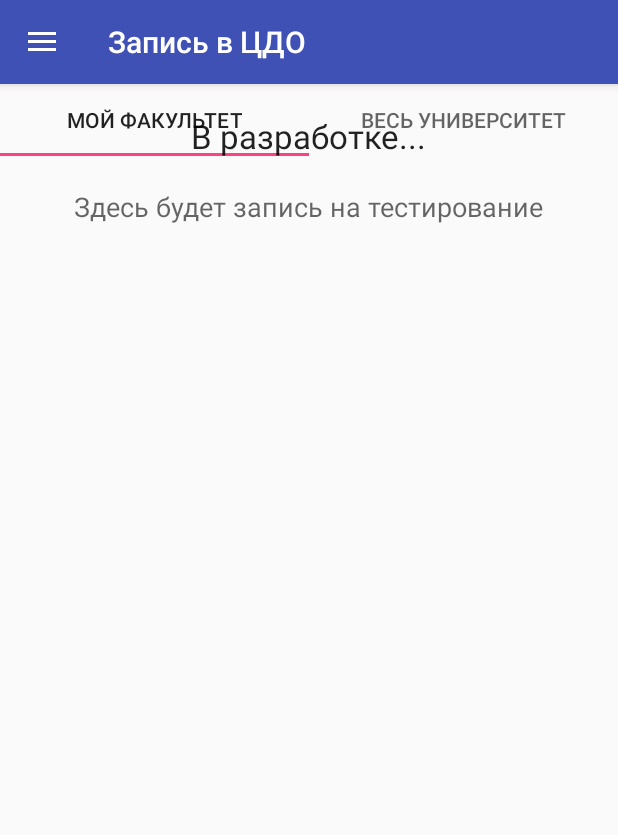
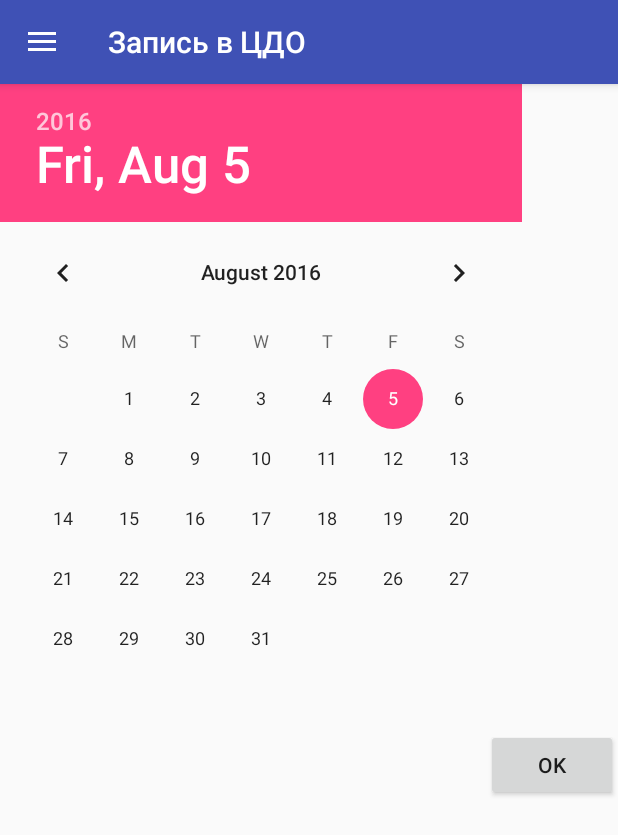
Before and after one commit to akvone/DLCIFMO, an Android app: the screen it shows after launch (MainActivity), in the side drawer, after a tap on "Запись в ЦДО", on a phone screen of 412 x 824 dp. Shown: the top 835 px of the screen. Run offline under Robolectric (Android 15) with nearby library versions, the phone set to English and light mode, and no system bars; 11 statements that could not run were skipped.

Commit message:
Testing Registration Module

```diff
--- a/app/src/main/java/com/akvone/dlcifmo/LoginActivity.java
+++ b/app/src/main/java/com/akvone/dlcifmo/LoginActivity.java
@@ -3,6 +3,7 @@ package com.akvone.dlcifmo;
 import android.animation.Animator;
 import android.animation.AnimatorListenerAdapter;
 import android.annotation.TargetApi;
+import android.app.Application;
 import android.content.Intent;
 import android.content.pm.PackageManager;
 import android.support.annotation.NonNull;
@@ -214,4 +215,5 @@ public class LoginActivity extends AppCompatActivity{
                 break;
         }
     }
+
 }
--- a/app/src/main/java/com/akvone/dlcifmo/MainActivity.java
+++ b/app/src/main/java/com/akvone/dlcifmo/MainActivity.java
@@ -10,11 +10,12 @@ import android.support.v7.app.AppCompatActivity;
 import android.support.v7.widget.Toolbar;
 import android.view.MenuItem;
 
-import com.akvone.dlcifmo.TopStudentsModule.CertainCourseFragment;
+import com.akvone.dlcifmo.TestingRegistrationModule.DatePickerFragment;
+import com.akvone.dlcifmo.TestingRegistrationModule.TimePickerFragment;
 import com.akvone.dlcifmo.TopStudentsModule.TopStFragment;
 
 public class MainActivity extends AppCompatActivity
-        implements NavigationView.OnNavigationItemSelectedListener {
+        implements NavigationView.OnNavigationItemSelectedListener, OnFragmentInteractionListener {
 
     Toolbar toolbar;
     DrawerLayout drawer;
@@ -22,6 +23,7 @@ public class MainActivity extends AppCompatActivity
     BlankFragment blankFragment1;
     BlankFragment blankFragment2;
     TopStFragment topStFragment;
+    DatePickerFragment datePickerFragment;
     BlankFragment blankFragment4;
     BlankFragment blankFragment5;
 
@@ -41,26 +43,29 @@ public class MainActivity extends AppCompatActivity
                 .commit();
     }
 
-    private void initDrawer(){
+    private void initDrawer() {
         drawer = (DrawerLayout) findViewById(R.id.drawer_layout);
         ActionBarDrawerToggle toggle = new ActionBarDrawerToggle(
                 this, drawer, toolbar, R.string.navigation_drawer_open, R.string.navigation_drawer_close);
         drawer.addDrawerListener(toggle);
         toggle.syncState();
     }
-    private void initToolbar(){
+
+    private void initToolbar() {
         toolbar = (Toolbar) findViewById(R.id.toolbar);
         setSupportActionBar(toolbar);
     }
-    private void initNavigationView(){
+
+    private void initNavigationView() {
         navigationView = (NavigationView) findViewById(R.id.nav_view);
         navigationView.setNavigationItemSelectedListener(this);
     }
 
-    public void loadFragments(){
+    public void loadFragments() {
         blankFragment1 = BlankFragment.newInstance("Здесь будет журнал с баллами по предметам");
         blankFragment2 = BlankFragment.newInstance("Здесь будет протокол изменений");
-        topStFragment =  new TopStFragment();
+        topStFragment = new TopStFragment();
+        datePickerFragment = DatePickerFragment.newInstance("","");
         blankFragment4 = BlankFragment.newInstance("Здесь будет запись на тестирование");
         blankFragment5 = BlankFragment.newInstance("Здесь будет обратная связь");
     }
@@ -123,20 +128,25 @@ public class MainActivity extends AppCompatActivity
                     .replace(R.id.main_activity_container, topStFragment)
                     .commit();
         } else if (id == R.id.testing_registration) {
-
             getFragmentManager()
                     .beginTransaction()
-                    .replace(R.id.main_activity_container, blankFragment4)
+                    .remove(getFragmentManager().findFragmentById(R.id.main_activity_container))
+                    .commit();
+            getSupportFragmentManager()
+                    .beginTransaction()
+                    .replace(R.id.main_activity_container, datePickerFragment)
                     .commit();
         } else if (id == R.id.settings) {
-            startActivity(new Intent(getApplicationContext(),SettingsActivity.class));
+            Intent intent = new Intent(getApplicationContext(), LoginActivity.class);
+            intent.setFlags(Intent.FLAG_ACTIVITY_SINGLE_TOP);
+            startActivity(intent);
         } else if (id == R.id.feedback) {
             getFragmentManager()
                     .beginTransaction()
                     .replace(R.id.main_activity_container, blankFragment5)
                     .commit();
         } else if (id == R.id.logout) {
-            startActivity(new Intent(getApplicationContext(),LoginActivity.class));
+            startActivity(new Intent(getApplicationContext(), LoginActivity.class));
         }
         DrawerLayout drawer = (DrawerLayout) findViewById(R.id.drawer_layout);
         if (drawer != null) {
@@ -144,4 +154,18 @@ public class MainActivity extends AppCompatActivity
         }
         return true;
     }
+
+    @Override
+    public void sendDate(int day, int month, int year) {
+        getSupportFragmentManager()
+                .beginTransaction()
+                .replace(R.id.main_activity_container, TimePickerFragment.newInstance(day, month, year))
+                .addToBackStack(null)
+                .commit();
+    }
+
+    @Override
+    public void popFragmentStack() {
+        getSupportFragmentManager().popBackStack();
+    }
 }
--- /dev/null
+++ b/app/src/main/java/com/akvone/dlcifmo/OnFragmentInteractionListener.java
@@ -0,0 +1,6 @@
+package com.akvone.dlcifmo;
+
+public interface OnFragmentInteractionListener {
+    void sendDate(int day, int month, int year);
+    void popFragmentStack();
+}
--- /dev/null
+++ b/app/src/main/java/com/akvone/dlcifmo/TestingRegistrationModule/DatePickerFragment.java
@@ -0,0 +1,115 @@
+package com.akvone.dlcifmo.TestingRegistrationModule;
+
+import android.content.Context;
+import android.net.Uri;
+import android.os.Bundle;
+import android.support.v4.app.Fragment;
+import android.view.LayoutInflater;
+import android.view.View;
+import android.view.ViewGroup;
+import android.widget.Button;
+import android.widget.DatePicker;
+import android.widget.TextView;
+
+import com.akvone.dlcifmo.OnFragmentInteractionListener;
+import com.akvone.dlcifmo.R;
+
+/**
+ * A simple {@link Fragment} subclass.
+ * Activities that contain this fragment must implement the
+ * {@link OnFragmentInteractionListener} interface
+ * to handle interaction events.
+ * Use the {@link DatePickerFragment#newInstance} factory method to
+ * create an instance of this fragment.
+ */
+public class DatePickerFragment extends Fragment {
+    // TODO: Rename parameter arguments, choose names that match
+    // the fragment initialization parameters, e.g. ARG_ITEM_NUMBER
+    private static final String ARG_PARAM1 = "param1";
+    private static final String ARG_PARAM2 = "param2";
+    private static final int LAYOUT = R.layout.testing_registratin_date_picker;
+
+    // TODO: Rename and change types of parameters
+    private String mParam1;
+    private String mParam2;
+    private View view;
+
+    private OnFragmentInteractionListener mListener;
+
+    public DatePickerFragment() {
+        // Required empty public constructor
+    }
+
+    /**
+     * Use this factory method to create a new instance of
+     * this fragment using the provided parameters.
+     *
+     * @param param1 Parameter 1.
+     * @param param2 Parameter 2.
+     * @return A new instance of fragment DatePickerFragment.
+     */
+    // TODO: Rename and change types and number of parameters
+    public static DatePickerFragment newInstance(String param1, String param2) {
+        DatePickerFragment fragment = new DatePickerFragment();
+        Bundle args = new Bundle();
+        args.putString(ARG_PARAM1, param1);
+        args.putString(ARG_PARAM2, param2);
+        fragment.setArguments(args);
+        return fragment;
+    }
+
+    @Override
+    public void onCreate(Bundle savedInstanceState) {
+        super.onCreate(savedInstanceState);
+        if (getArguments() != null) {
+            mParam1 = getArguments().getString(ARG_PARAM1);
+            mParam2 = getArguments().getString(ARG_PARAM2);
+        }
+    }
+
+    @Override
+    public View onCreateView(LayoutInflater inflater, ViewGroup container,
+                             Bundle savedInstanceState) {
+        view = inflater.inflate(LAYOUT, container, false);
+        final DatePicker picker = (DatePicker) view.findViewById(R.id.registrationDatePicker);
+        Button send = (Button) view.findViewById(R.id.datePicked);
+        send.setOnClickListener(new View.OnClickListener() {
+            @Override
+            public void onClick(View v) {
+                if (mListener != null) {
+                    mListener.sendDate(picker.getDayOfMonth(), picker.getMonth(), picker.getYear());
+                }
+            }
+        });
+        return view;
+    }
+
+    @Override
+    public void onAttach(Context context) {
+        super.onAttach(context);
+        if (context instanceof OnFragmentInteractionListener) {
+            mListener = (OnFragmentInteractionListener) context;
+        } else {
+            throw new RuntimeException(context.toString()
+                    + " must implement OnFragmentInteractionListener");
+        }
+    }
+
+    @Override
+    public void onDetach() {
+        super.onDetach();
+        mListener = null;
+    }
+
+    /**
+     * This interface must be implemented by activities that contain this
+     * fragment to allow an interaction in this fragment to be communicated
+     * to the activity and potentially other fragments contained in that
+     * activity.
+     * <p/>
+     * See the Android Training lesson <a href=
+     * "http://developer.android.com/training/basics/fragments/communicating.html"
+     * >Communicating with Other Fragments</a> for more information.
+     */
+
+}
--- /dev/null
+++ b/app/src/main/res/layout/testing_registratin_date_picker.xml
@@ -0,0 +1,21 @@
+<?xml version="1.0" encoding="utf-8"?>
+<LinearLayout xmlns:android="http://schemas.android.com/apk/res/android"
+    android:orientation="vertical" android:layout_width="match_parent"
+    android:layout_height="match_parent">
+    <DatePicker
+        android:layout_width="match_parent"
+        android:layout_height="wrap_content"
+        android:id="@+id/registrationDatePicker"
+        android:startYear="2016"
+        android:endYear="2016"
+        />
+    <!--TODO: Edit years-->
+    <Button
+        android:layout_width="wrap_content"
+        android:layout_height="wrap_content"
+        android:id="@+id/datePicked"
+        android:text="ok"
+        android:onClick="datePicked"
+        android:layout_gravity="right" />
+
+</LinearLayout>
```
Also changed, not shown: app/src/main/java/com/akvone/dlcifmo/TestingRegistrationModule/BookItemAdaptor.java (added, +89 -0 lines), app/src/main/java/com/akvone/dlcifmo/TestingRegistrationModule/TimePickerFragment.java (added, +362 -0 lines), app/src/main/res/layout/testing_registration_item.xml (added, +23 -0 lines), app/src/main/res/layout/testing_registration_time_picker.xml (added, +38 -0 lines).
